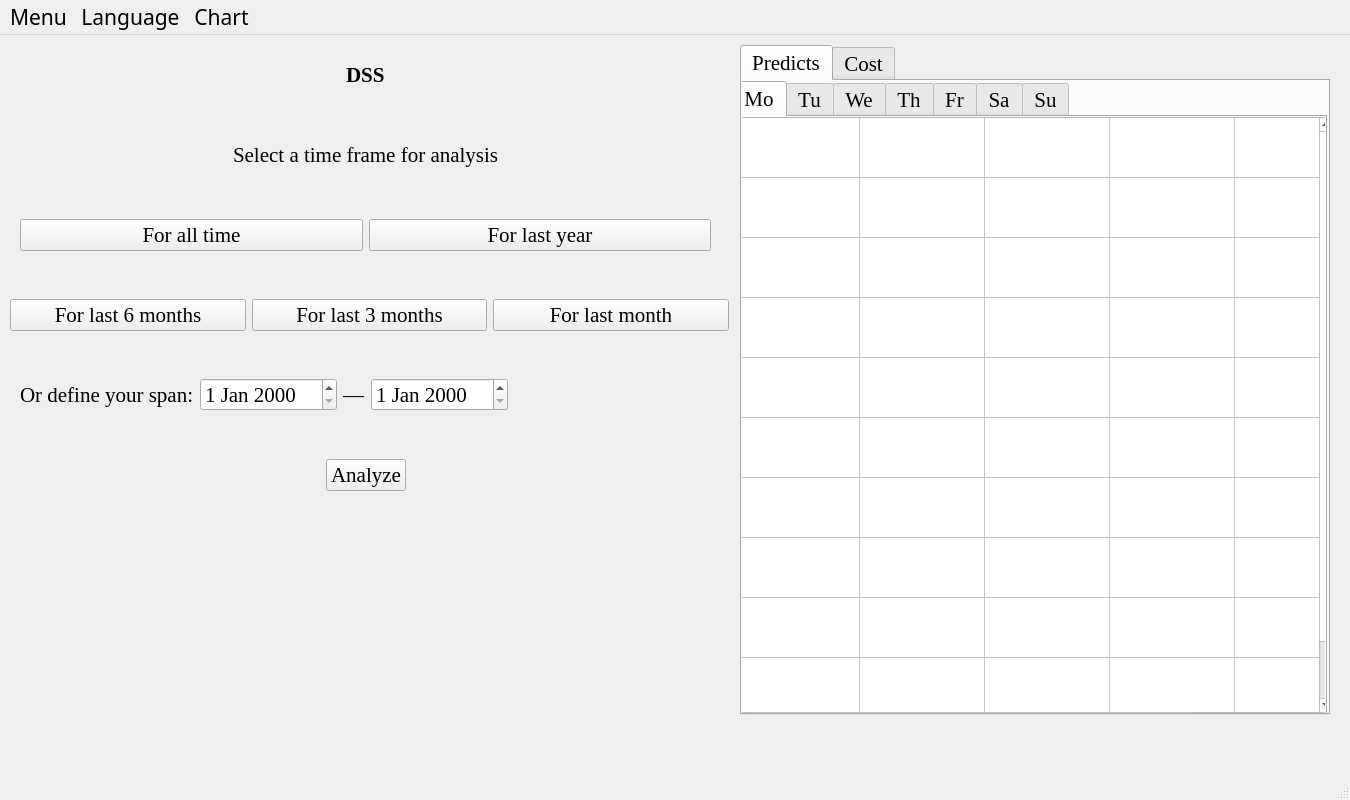
Before: the Qt Designer form src/view/mainwindow.ui in Vemestael/gw-dss-cpp, drawn with Qt 5.
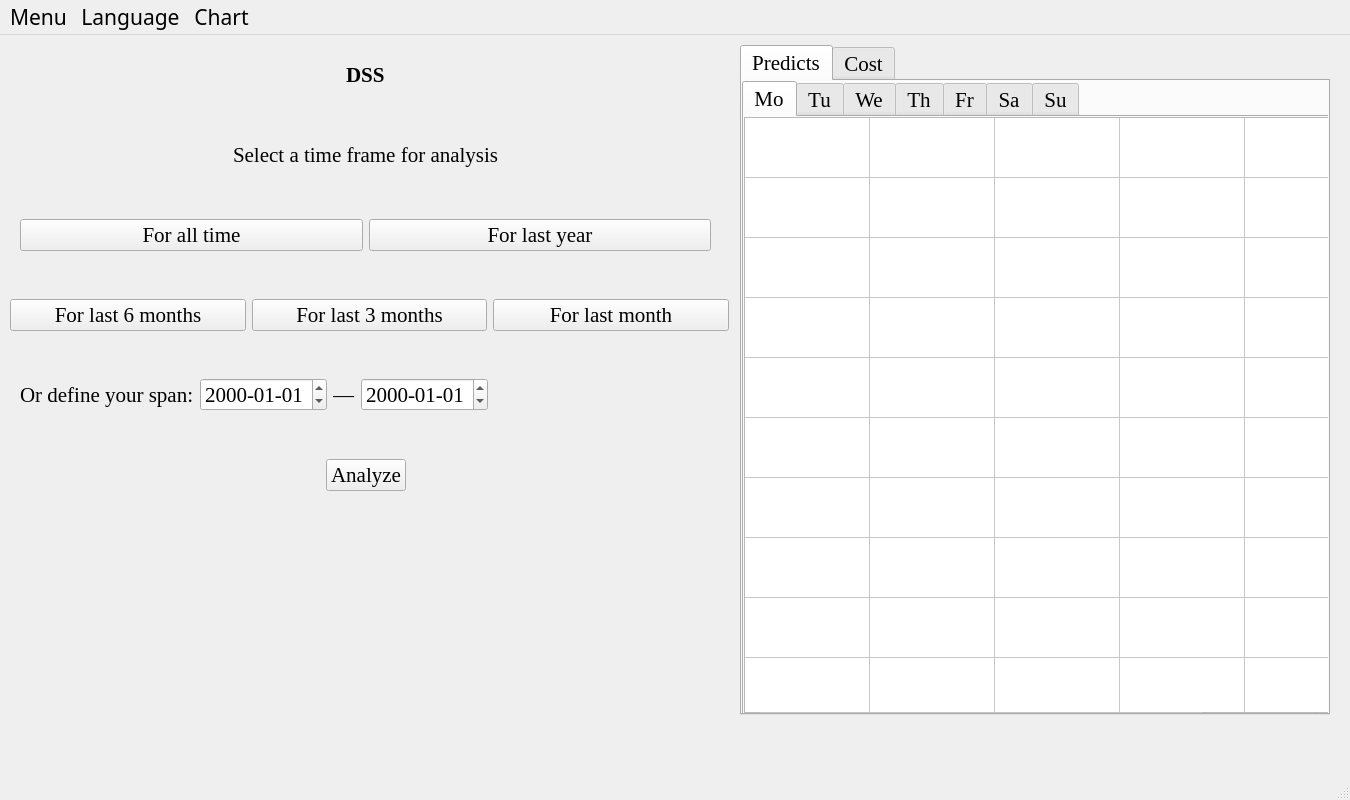
After: the same form once the commit is applied. The open tabs and pages were chosen to show the change.

What changed in the file:
```diff
--- a/src/view/mainwindow.ui
+++ b/src/view/mainwindow.ui
@@ -238,6 +238,9 @@
          <pointsize>16</pointsize>
         </font>
        </property>
+       <property name="displayFormat">
+        <string>yyyy-dd-MM</string>
+       </property>
       </widget>
      </item>
      <item>
@@ -261,6 +264,9 @@
          <pointsize>16</pointsize>
         </font>
        </property>
+       <property name="displayFormat">
+        <string>yyyy-dd-MM</string>
+       </property>
       </widget>
      </item>
      <item>
@@ -433,7 +439,7 @@
      <widget class="QTabWidget" name="tabWidget">
       <property name="geometry">
        <rect>
-        <x>-10</x>
+        <x>0</x>
         <y>0</y>
         <width>595</width>
         <height>640</height>
```
Left out of the diff: 14 changed lines with no effect on the pictures.
